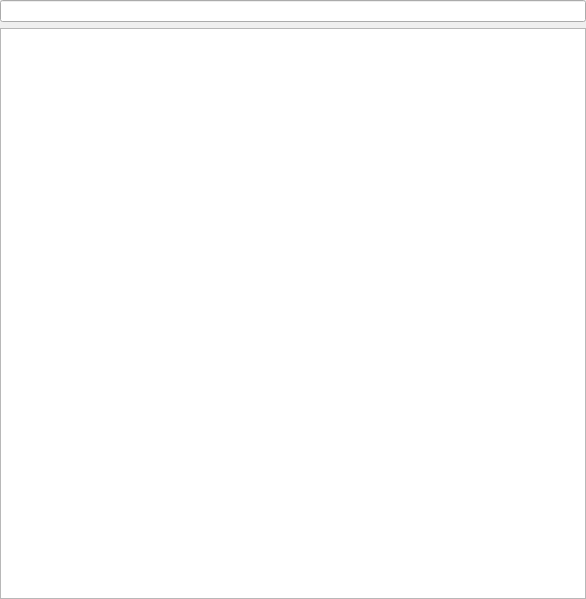
The window that sVanilla/src/ClientUi/Setting/LicenseInfoWidget.ui (WangPengZhan/sVanilla) describes before a commit, drawn with Qt 5.
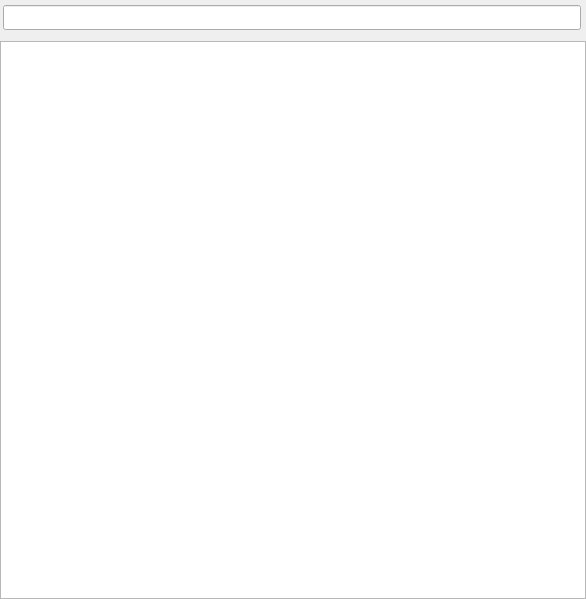
The same window after the commit. Custom widgets are drawn as their Qt base class.

Diff of the .ui file:
```diff
--- a/sVanilla/src/ClientUi/Setting/LicenseInfoWidget.ui
+++ b/sVanilla/src/ClientUi/Setting/LicenseInfoWidget.ui
@@ -16,7 +16,7 @@
     <verstretch>0</verstretch>
    </sizepolicy>
   </property>
-  <layout class="QGridLayout" name="Layout">
+  <layout class="QVBoxLayout" name="verticalLayout">
    <property name="leftMargin">
     <number>0</number>
    </property>
@@ -29,10 +29,35 @@
    <property name="bottomMargin">
     <number>0</number>
    </property>
-   <item row="0" column="0">
-    <widget class="QLineEdit" name="lineEdit"/>
+   <item>
+    <widget class="QWidget" name="widget" native="true">
+     <layout class="QHBoxLayout" name="horizontalLayout">
+      <property name="leftMargin">
+       <number>3</number>
+      </property>
+      <property name="topMargin">
+       <number>5</number>
+      </property>
+      <property name="rightMargin">
+       <number>5</number>
+      </property>
+      <property name="bottomMargin">
+       <number>5</number>
+      </property>
+      <item>
+       <widget class="::SearchLineEdit" name="lineEdit">
+        <property name="minimumSize">
+         <size>
+          <width>0</width>
+          <height>25</height>
+         </size>
+        </property>
+       </widget>
+      </item>
+     </layout>
+    </widget>
    </item>
-   <item row="1" column="0">
+   <item>
     <widget class="LicenseListWidget" name="listWidget">
      <property name="verticalScrollMode">
       <enum>QAbstractItemView::ScrollPerPixel</enum>
@@ -45,6 +70,11 @@
   </layout>
  </widget>
  <customwidgets>
+  <customwidget>
+   <class>::SearchLineEdit</class>
+   <extends>QLineEdit</extends>
+   <header>SUI/SearchLineEdit.h</header>
+  </customwidget>
   <customwidget>
    <class>LicenseListWidget</class>
    <extends>QListWidget</extends>
```
